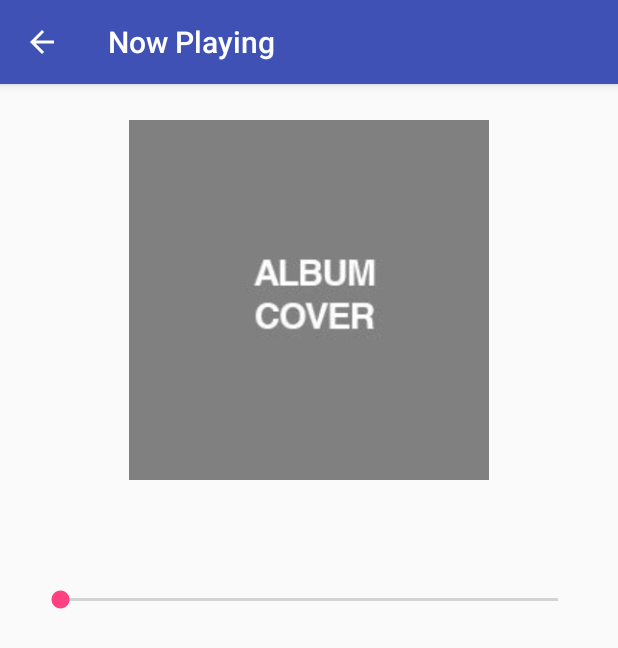
After one commit to patrickjkennedy/Muzak, an Android app: the NowPlaying screen opened directly, with no data from a screen before it, on a phone screen of 412 x 824 dp. The commit adds this screen. Shown: the top 648 px of the screen. Run offline under Robolectric (Android 15) with nearby library versions, the phone set to English and light mode, and no system bars.

Commit message:
finished songs user flow

```diff
--- /dev/null
+++ b/app/src/main/java/com/example/android/muzak/NowPlaying.java
@@ -0,0 +1,42 @@
+package com.example.android.muzak;
+
+import android.content.Intent;
+import android.support.v7.app.AppCompatActivity;
+import android.os.Bundle;
+import android.widget.ImageView;
+import android.widget.TextView;
+
+public class NowPlaying extends AppCompatActivity {
+
+    @Override
+    protected void onCreate(Bundle savedInstanceState) {
+        super.onCreate(savedInstanceState);
+        setContentView(R.layout.activity_now_playing);
+
+        // Receive the intent send by {@link SongsActivity}
+        Intent intent = getIntent();
+        // Get song data passed in the intent
+        String songTitle = intent.getStringExtra("title");
+        String songArtist = intent.getStringExtra("artist");
+        String songDuration = intent.getStringExtra("song_duration");
+        int songAlbumCoverId = intent.getIntExtra("album_cover", R.drawable.placeholder);
+
+
+
+        // Set the title in the Now Playing view to be the current song
+        TextView nowPlayingTitleTextView = (TextView) findViewById(R.id.now_playing_title_text_view);
+        nowPlayingTitleTextView.setText(songTitle);
+
+        // Set the artist in the Now Playing view to be the current artist
+        TextView nowPlayingArtistTextView = (TextView) findViewById(R.id.now_playing_artist_text_view);
+        nowPlayingArtistTextView.setText(songArtist);
+
+        // Set the duration in the Now Playing view to be the current song's duration
+        TextView nowPlayingDurationTextView = (TextView) findViewById(R.id.now_playing_duration_text_view);
+        nowPlayingDurationTextView.setText(songDuration);
+
+        // Set the album cover in the Now Playing view to the current song's album cover
+        ImageView nowPlayingAlbumCover = (ImageView) findViewById(R.id.now_playing_image_view);
+        nowPlayingAlbumCover.setImageResource(songAlbumCoverId);
+    }
+}
--- /dev/null
+++ b/app/src/main/res/layout/activity_now_playing.xml
@@ -0,0 +1,57 @@
+<?xml version="1.0" encoding="utf-8"?>
+<RelativeLayout xmlns:android="http://schemas.android.com/apk/res/android"
+    xmlns:app="http://schemas.android.com/apk/res-auto"
+    xmlns:tools="http://schemas.android.com/tools"
+    android:layout_width="match_parent"
+    android:layout_height="match_parent"
+    tools:context="com.example.android.muzak.NowPlaying"
+    android:orientation="vertical">
+
+    <ImageView
+        android:layout_width="240dp"
+        android:layout_height="240dp"
+        android:id="@+id/now_playing_image_view"
+        tools:src="@drawable/placeholder"
+        android:layout_centerHorizontal="true"
+        android:layout_marginTop="24dp"/>
+
+    <TextView
+        android:id="@+id/now_playing_title_text_view"
+        android:layout_width="wrap_content"
+        android:layout_height="wrap_content"
+        tools:text="Title"
+        android:layout_centerHorizontal="true"
+        android:layout_below="@+id/now_playing_image_view"
+        android:paddingTop="24dp"/>
+
+    <TextView
+        android:id="@+id/now_playing_artist_text_view"
+        android:layout_width="wrap_content"
+        android:layout_height="wrap_content"
+        tools:text="Artist"
+        android:layout_centerHorizontal="true"
+        android:layout_below="@+id/now_playing_title_text_view"
+        android:paddingTop="4dp"/>
+
+    <SeekBar
+        android:id="@+id/seekbar"
+        android:layout_width="match_parent"
+        android:layout_height="wrap_content"
+        android:layout_below="@+id/now_playing_artist_text_view"
+        android:layout_centerHorizontal="true"
+        android:layout_marginTop="4dp"
+        android:layout_marginLeft="24dp"
+        android:layout_marginRight="24dp"/>
+
+    <TextView
+        android:id="@+id/now_playing_duration_text_view"
+        android:layout_width="wrap_content"
+        android:layout_height="wrap_content"
+        android:layout_below="@+id/seekbar"
+        android:layout_toEndOf="@+id/now_playing_image_view"
+        android:layout_toRightOf="@+id/now_playing_image_view"
+        android:paddingTop="4dp"
+        tools:text="1:23" />
+
+
+</RelativeLayout>
```
Also changed, not shown: app/src/main/AndroidManifest.xml (+13 -2 lines), app/src/main/java/com/example/android/muzak/SongsActivity.java (+40 -9 lines), app/src/main/res/drawable/blue_valentine.png (added), app/src/main/res/drawable/every_open_eye.png (added), app/src/main/res/drawable/flook_live.png (added), app/src/main/res/drawable/love_you_to_death.png (added).
